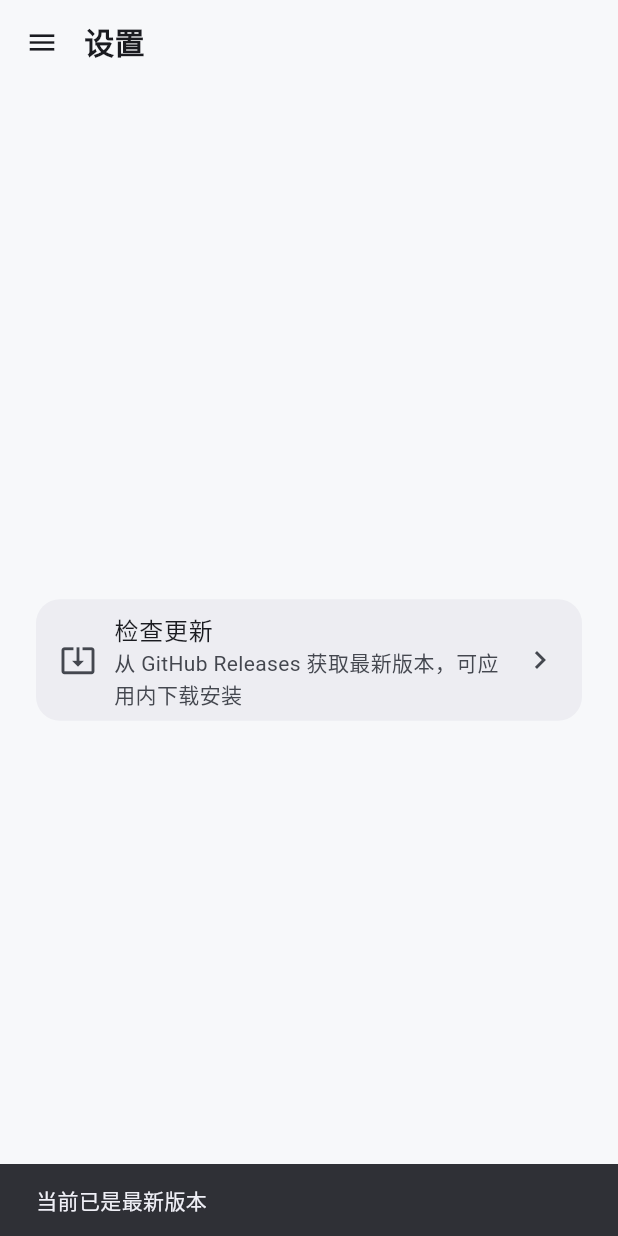
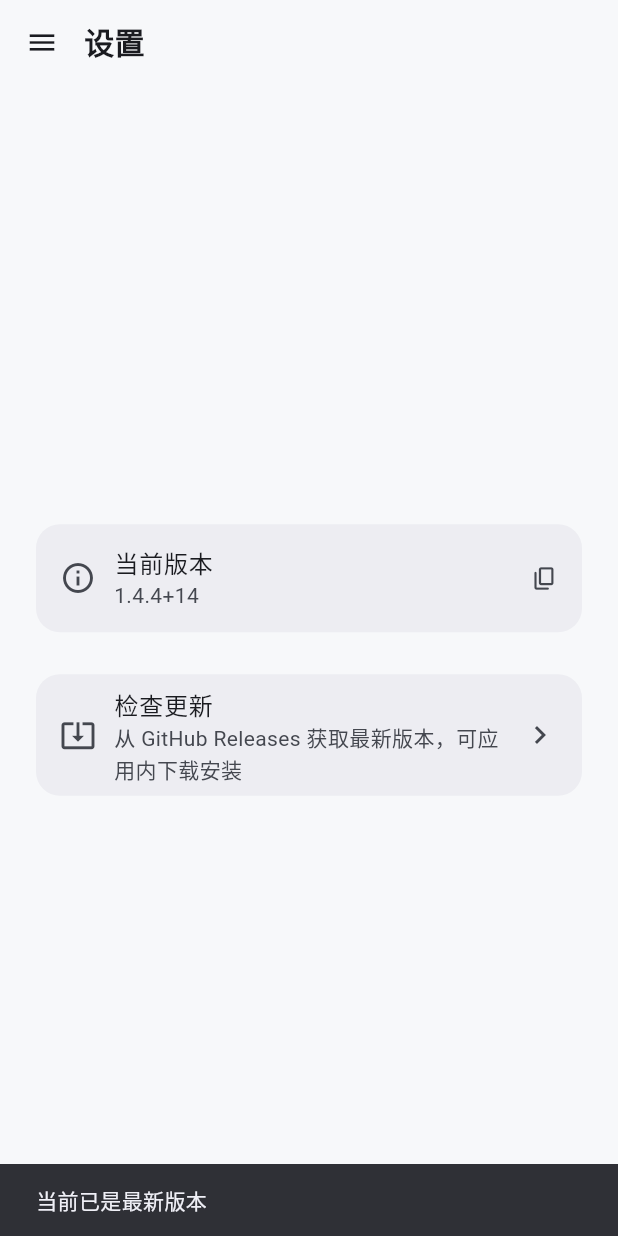
Before and after one commit to cixiy1/Yuki-Blog-App, a Flutter app: the SettingPage screen opened by its route, after a tap on "检查更新", on a phone screen of 412 x 824 dp. Run offline on Flutter 3.47's test engine with Material 3 defaults, Android fonts, the phone set to English and light mode, and no system bars; our stand-ins replace go_router, open_filex, package_info_plus; network calls fail.

Commit message:
feat(setting): 设置页显示当前版本，可点按复制
- 新增「当前版本」卡片：读系统里的实际值（package_info_plus），
  形如 1.4.4+14，不是写死的常量
- 点击复制版本号并弹 SnackBar 反馈，报问题时方便
- 读取中显示「读取中…」，读不到显示「未知」，不因取版本失败报错
- 检查更新卡片保持原位（版本在上、动作在下：先看有什么，再看有没有新的）

```diff
--- a/lib/features/setting/setting_page.dart
+++ b/lib/features/setting/setting_page.dart
@@ -1,4 +1,6 @@
 import 'package:flutter/material.dart';
+import 'package:flutter/services.dart';
+import 'package:package_info_plus/package_info_plus.dart';
 
 import 'package:yuki_blog_app/core/update_service.dart';
 import 'package:yuki_blog_app/features/update/update_dialog.dart';
@@ -13,6 +15,48 @@ class SettingPage extends StatefulWidget {
 
 class _SettingPageState extends State<SettingPage> {
   bool _checking = false;
+
+  /// 当前安装版本，形如 `1.4.4+14`（读的是系统里的实际值，不是写死的常量）。
+  String? _version;
+
+  /// 是否已经读过一次版本（区分「读取中」与「读不到」）。
+  bool _versionReady = false;
+
+  @override
+  void initState() {
+    super.initState();
+    _loadVersion();
+  }
+
+  Future<void> _loadVersion() async {
+    String? version;
+    try {
+      final info = await PackageInfo.fromPlatform();
+      version = info.buildNumber.isEmpty
+          ? info.version
+          : '${info.version}+${info.buildNumber}';
+    } catch (_) {
+      version = null; // 取不到就不显示，不因此报错
+    }
+    if (!mounted) return;
+    setState(() {
+      _version = version;
+      _versionReady = true;
+    });
+  }
+
+  Future<void> _copyVersion() async {
+    final version = _version;
+    if (version == null) return;
+    await Clipboard.setData(ClipboardData(text: version));
+    if (!mounted) return;
+    ScaffoldMessenger.of(context).showSnackBar(
+      SnackBar(
+        content: Text('已复制版本号 $version'),
+        duration: const Duration(seconds: 2),
+      ),
+    );
+  }
 
   Future<void> _checkUpdate() async {
     setState(() => _checking = true);
@@ -37,6 +81,22 @@ class _SettingPageState extends State<SettingPage> {
           children: [
             Card(
               child: ListTile(
+                leading: const Icon(Icons.info_outline),
+                title: const Text('当前版本'),
+                subtitle: Text(
+                  !_versionReady
+                      ? '读取中…'
+                      : (_version ?? '未知'),
+                ),
+                trailing: _version == null
+                    ? null
+                    : const Icon(Icons.copy_rounded, size: 18),
+                onTap: _version == null ? null : _copyVersion,
+              ),
+            ),
+            const SizedBox(height: 12),
+            Card(
+              child: ListTile(
                 leading: _checking
                     ? const SizedBox(
                         width: 22,
```
